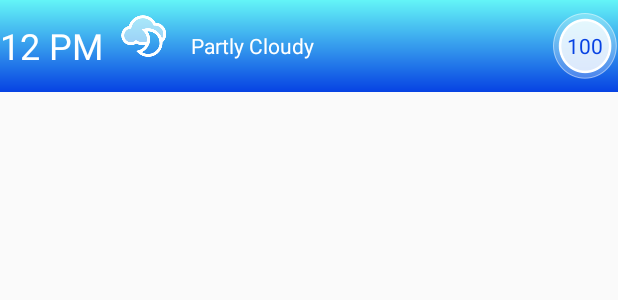
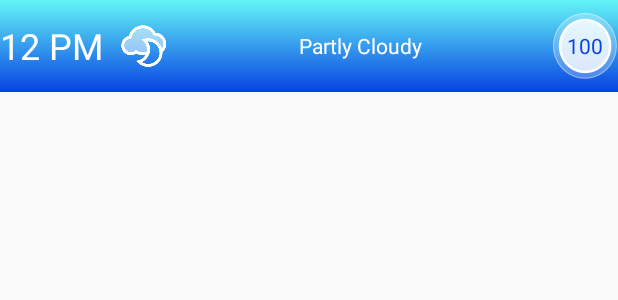
Before and after one commit to jordancarlson08/Stormy, an Android app: the layout hourly_list_item.xml on its own in the app's theme, with its tools: preview values and no code run, on a phone screen of 412 x 824 dp. Shown: the top 300 px of the screen. Run offline under Robolectric (Android 15) with nearby library versions, the phone set to English and light mode, and no system bars.

Commit message:
alignment change

```diff
--- a/app/src/main/res/layout/hourly_list_item.xml
+++ b/app/src/main/res/layout/hourly_list_item.xml
@@ -25,6 +25,7 @@
         android:layout_alignParentTop="true"
         android:layout_toRightOf="@+id/timeLabel"
         android:layout_toEndOf="@+id/timeLabel"
+        android:layout_centerVertical="true"
         android:src="@drawable/cloudy_night"/>
 
     <TextView
@@ -39,6 +40,7 @@
         android:layout_toLeftOf="@+id/temperatureLabel"
         android:paddingLeft="15dp"
         android:paddingRight="15dp"
+        android:gravity="center_horizontal"
         tools:text="Partly Cloudy"/>
 
 
```
